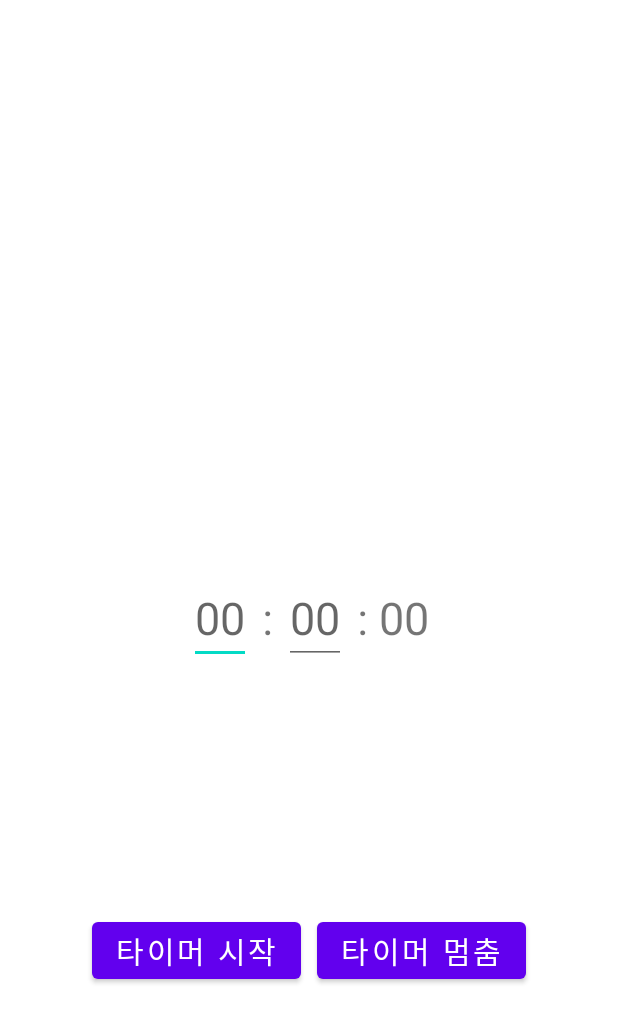
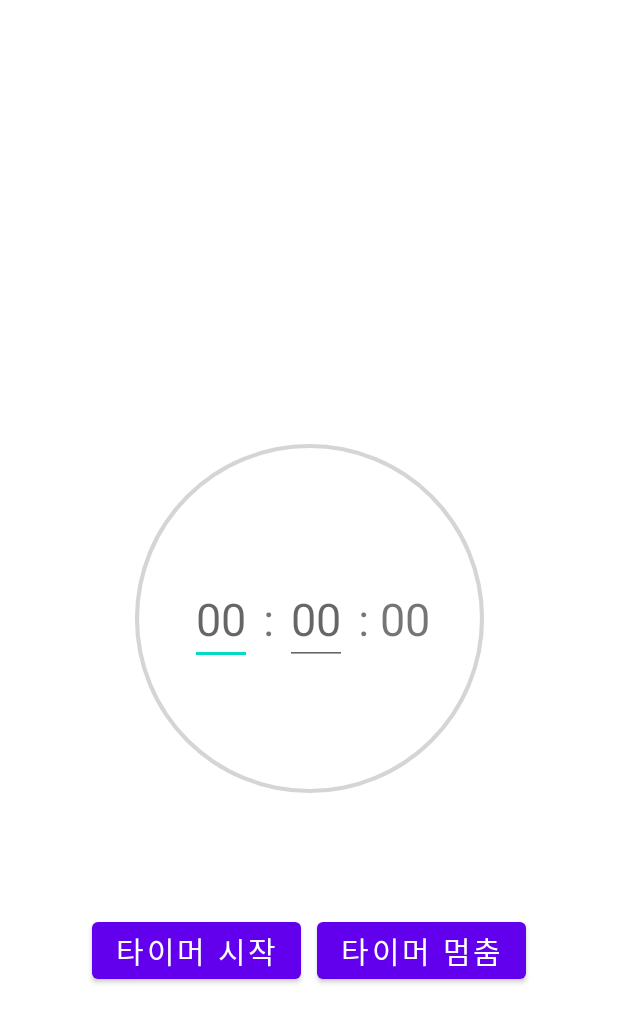
Before and after one commit to inseonyun/music-timer, an Android app: the layout fragment_home.xml on its own in the app's theme, with its tools: preview values and no code run, on a phone screen of 412 x 824 dp. Shown: the top 1023 px of the screen. Run offline under Robolectric (Android 15) with nearby library versions, the light colour scheme and no system bars.

Commit message:
프로그래스바 구현 완료 - Next: 음악 종료 기능 구현

```diff
--- a/music-timer/app/src/main/java/com/music_timer/Fragment_home.kt
+++ b/music-timer/app/src/main/java/com/music_timer/Fragment_home.kt
@@ -27,6 +27,10 @@ class Fragment_home : Fragment() {
     var now_min: Long = 0
     var now_sec: Long = 0
 
+    // progress Value
+    var first_progress_value = 0
+    var now_progress_value = 0
+
     override fun onCreateView(
         inflater: LayoutInflater, container: ViewGroup?,
         savedInstanceState: Bundle?
@@ -53,6 +57,12 @@ class Fragment_home : Fragment() {
                     now_min = binding.etMin.text.toString().toLong()
 
                     val totalTime = ((now_hour * 60 * 60 * 1000) + (now_min * 60 * 1000) + (now_sec * 1000))
+
+                    // set Progressbar
+                    first_progress_value = totalTime.toInt() / 1000
+                    now_progress_value = first_progress_value
+                    binding.proressbar.progress = 100
+
                     timer_start(totalTime)
                 }
                 else
@@ -81,6 +91,11 @@ class Fragment_home : Fragment() {
                     else
                     {
                         val totalTime = ((int_hour * 60 * 60 * 1000) + (int_min * 60 * 1000)).toLong()
+
+                        // set Progressbar
+                        first_progress_value = totalTime.toInt() / 1000
+                        now_progress_value = first_progress_value
+                        binding.proressbar.progress = 100
 
                         timer_start(totalTime)
                     }
@@ -160,6 +175,10 @@ class Fragment_home : Fragment() {
                     str_sec = "0" + str_sec
                 }
 
+                // set Progressbar
+                now_progress_value--
+                binding.proressbar.progress = (now_progress_value.toDouble() / first_progress_value.toDouble() * 100.0).toInt()
+
                 binding.etHour.setText(str_hour)
                 binding.etMin.setText(str_min)
                 binding.tvSec.setText(str_sec)
--- /dev/null
+++ b/music-timer/app/src/main/res/drawable/circle_progressbar.xml
@@ -0,0 +1,28 @@
+<?xml version="1.0" encoding="utf-8"?>
+<layer-list xmlns:android="http://schemas.android.com/apk/res/android">
+    <item android:id="@android:id/background">
+        <shape
+            android:innerRadiusRatio="2.2"
+            android:thicknessRatio="90"
+            android:shape="ring"
+            android:useLevel="false"
+            android:type="sweep">
+            <solid android:color="#9E9E9E" />
+        </shape>
+    </item>
+
+    <item android:id="@android:id/progress">
+        <rotate
+            android:fromDegrees="270"
+            android:toDegrees="270">
+            <shape
+                android:innerRadiusRatio="2.2"
+                android:thicknessRatio="90"
+                android:shape="ring"
+                android:angle="0"
+                android:type="sweep">
+            </shape>
+        </rotate>
+    </item>
+
+</layer-list>
--- a/music-timer/app/src/main/res/layout/fragment_home.xml
+++ b/music-timer/app/src/main/res/layout/fragment_home.xml
@@ -10,24 +10,38 @@
         android:layout_width="match_parent"
         android:layout_height="match_parent">
 
+        <ProgressBar
+            android:id="@+id/proressbar"
+            style="@style/Widget.AppCompat.ProgressBar.Horizontal"
+            android:layout_width="250dp"
+            android:layout_height="250dp"
+            android:indeterminate="false"
+            android:progressBackgroundTint="#4A716F6F"
+            android:progressDrawable="@drawable/circle_progressbar"
+            android:progressTint="#4A4A4A"
+            app:layout_constraintBottom_toBottomOf="parent"
+            app:layout_constraintEnd_toEndOf="parent"
+            app:layout_constraintStart_toStartOf="parent"
+            app:layout_constraintTop_toTopOf="parent" />
+
         <LinearLayout
             android:id="@+id/linearLayout"
             android:layout_width="wrap_content"
             android:layout_height="wrap_content"
             android:orientation="horizontal"
-            app:layout_constraintBottom_toBottomOf="parent"
-            app:layout_constraintEnd_toEndOf="parent"
-            app:layout_constraintStart_toStartOf="parent"
-            app:layout_constraintTop_toTopOf="parent">
+            app:layout_constraintBottom_toBottomOf="@+id/proressbar"
+            app:layout_constraintEnd_toEndOf="@+id/proressbar"
+            app:layout_constraintStart_toStartOf="@+id/proressbar"
+            app:layout_constraintTop_toTopOf="@+id/proressbar">
 
             <EditText
                 android:id="@+id/et_hour"
                 android:layout_width="wrap_content"
                 android:layout_height="wrap_content"
                 android:hint="00"
-                android:textSize="30sp"
                 android:inputType="number"
-                android:maxLength="2"/>
+                android:maxLength="2"
+                android:textSize="30sp" />
 
             <TextView
                 android:layout_width="wrap_content"
@@ -40,9 +54,9 @@
                 android:layout_width="wrap_content"
                 android:layout_height="wrap_content"
                 android:hint="00"
-                android:textSize="30sp"
                 android:inputType="number"
-                android:maxLength="2" />
+                android:maxLength="2"
+                android:textSize="30sp" />
 
             <TextView
                 android:layout_width="wrap_content"
@@ -55,11 +69,12 @@
                 android:layout_width="wrap_content"
                 android:layout_height="wrap_content"
                 android:text="00"
-                android:textSize="30sp"/>
+                android:textSize="30sp" />
 
         </LinearLayout>
 
         <LinearLayout
+            android:id="@+id/linearLayout2"
             android:layout_width="wrap_content"
             android:layout_height="wrap_content"
             app:layout_constraintBottom_toBottomOf="parent"
```
